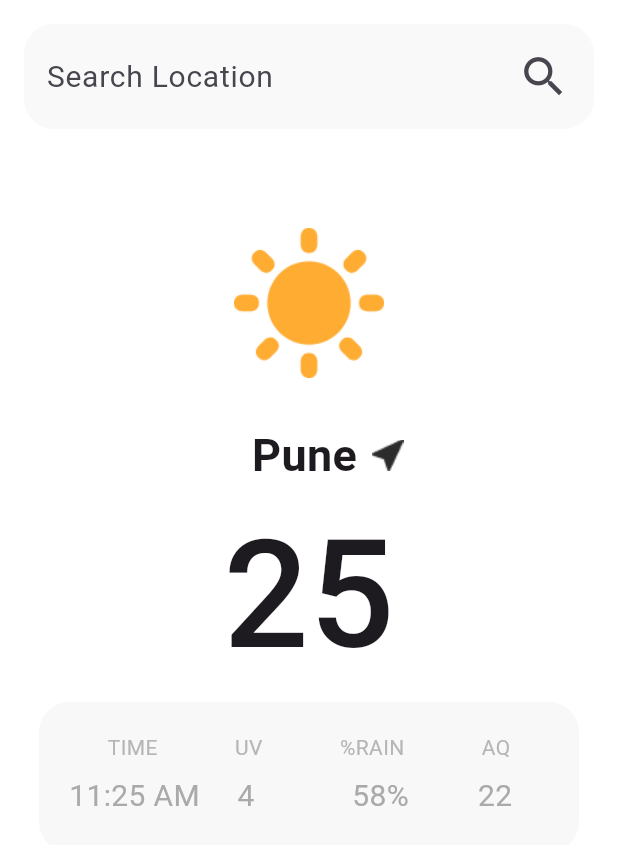
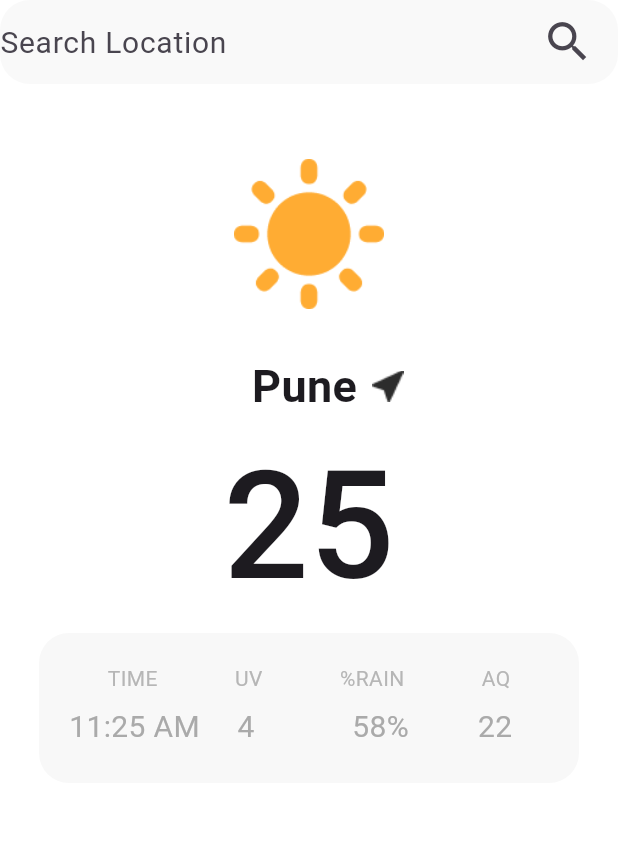
Before and after one commit to FragsterDev/weather-app-flutter, a Flutter app: the screen it shows after launch, on a phone screen of 412 x 824 dp. Shown: the top 845 px of the screen. Run offline on Flutter 3.47's test engine with Material 3 defaults, Android fonts, the phone set to English and light mode, and no system bars.

Commit message:
new change

```diff
--- a/lib/pages/weatherpage.dart
+++ b/lib/pages/weatherpage.dart
@@ -18,9 +18,7 @@ class _WeatherPageState extends State<WeatherPage> {
         child: Container(
           child: Column(
           children: [
-            Padding(
-              padding: const EdgeInsets.all(16),
-              child: Container(
+            Container(
               decoration: BoxDecoration(
                 borderRadius: BorderRadius.circular(20),
                 color: Color.fromARGB(255, 249, 249, 249)
@@ -36,13 +34,12 @@ class _WeatherPageState extends State<WeatherPage> {
                       child: Icon(Icons.search, size: 35,),
                     ),
                   ),
-                    contentPadding: EdgeInsets.all(15),
+                  // contentPadding: EdgeInsets.all(15),
                   label: Text('Search Location', style: TextStyle(fontSize: 20),),
                   border: InputBorder.none,
                   // border: OutlineInputBorder(
                   //   borderRadius: BorderRadius.circular(20)
                   // )
-                  ),
                 ),
               ),
             ),
```
Lines whose indentation alone changed are shown as unchanged.
